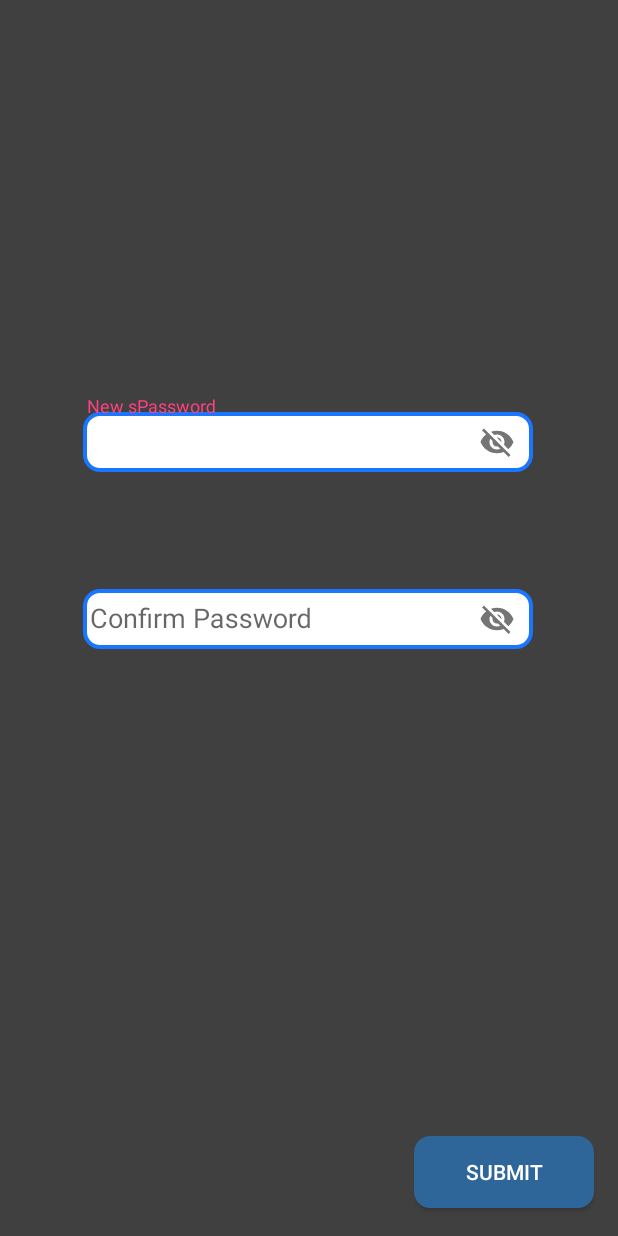
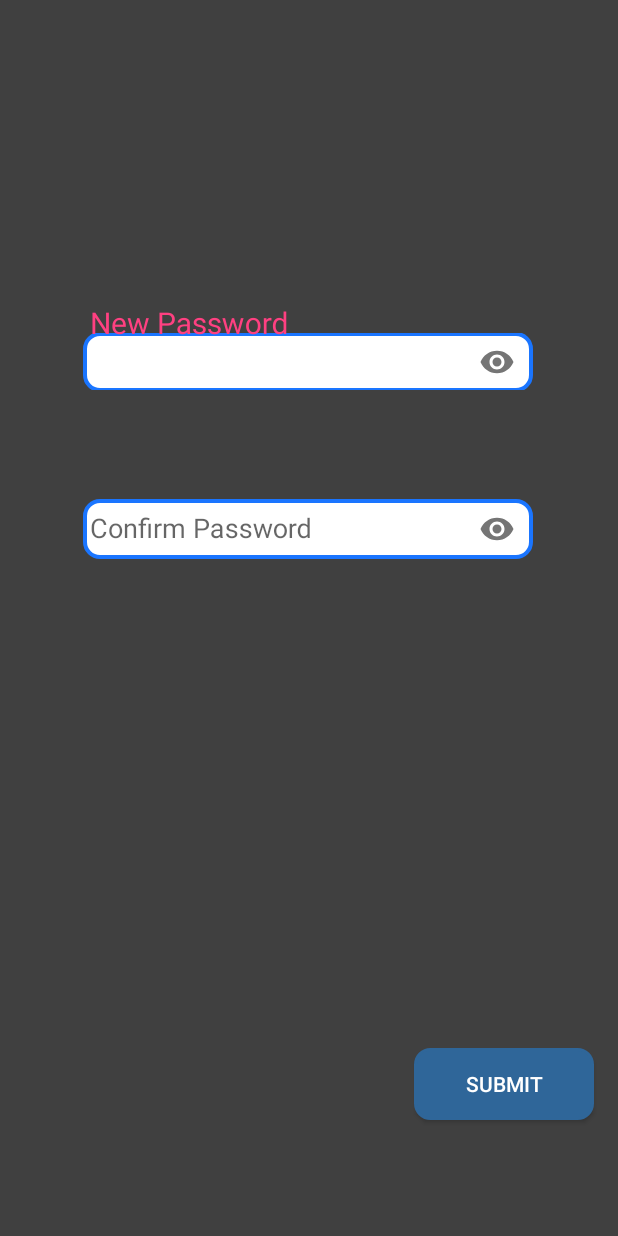
Before and after one commit to tsukune1106/DataSecure, an Android app: the layout fragment_register_password.xml on its own in the app's theme, with its tools: preview values and no code run, on a phone screen of 412 x 824 dp. Run offline under Robolectric (Android 15) with nearby library versions, the phone set to English and light mode, and no system bars.

```diff
--- a/app/src/main/java/com/example/tsukune/datasecure/Login_Fingerprint.java
+++ b/app/src/main/java/com/example/tsukune/datasecure/Login_Fingerprint.java
@@ -13,5 +13,7 @@ public class Login_Fingerprint extends Fragment {
     public View onCreateView(LayoutInflater inflater, @Nullable ViewGroup container, Bundle savedInstanceState) {
         View view = inflater.inflate(R.layout.fragment_login_fingerprint, container, false);
         return view;
+
+
     }
 }
--- a/app/src/main/java/com/example/tsukune/datasecure/Login_Password.java
+++ b/app/src/main/java/com/example/tsukune/datasecure/Login_Password.java
@@ -6,12 +6,15 @@ import android.support.annotation.Nullable;
 import android.view.LayoutInflater;
 import android.view.View;
 import android.view.ViewGroup;
+import android.widget.EditText;
 
 public class Login_Password extends Fragment {
+
     @Nullable
     @Override
     public View onCreateView(LayoutInflater inflater, @Nullable ViewGroup container, Bundle savedInstanceState) {
         View view = inflater.inflate(R.layout.fragment_login_password, container, false);
         return view;
+
     }
 }
--- a/app/src/main/res/drawable/rounded_edittext.xml
+++ b/app/src/main/res/drawable/rounded_edittext.xml
@@ -10,7 +10,6 @@
         android:topLeftRadius="10dp"
         android:topRightRadius="10dp"
         android:bottomLeftRadius="10dp"
-        android:bottomRightRadius="10dp"
-        />
+        android:bottomRightRadius="10dp" />
 
 </shape>
--- a/app/src/main/res/layout/fragment_register_password.xml
+++ b/app/src/main/res/layout/fragment_register_password.xml
@@ -6,16 +6,18 @@
     android:layout_width="match_parent"
     android:layout_height="match_parent"
     android:background="#404040"
+
     tools:context=".Login_Password">
 
 
     <android.support.design.widget.TextInputLayout
-        android:id="@+id/textInputLayout2"
+        android:id="@+id/inputLayout_NewPassword"
         android:layout_width="300dp"
         android:layout_height="56dp"
         android:layout_marginEnd="8dp"
         android:layout_marginStart="8dp"
-        android:layout_marginTop="264dp"
+        android:layout_marginTop="204dp"
+        app:hintTextAppearance="@style/hint_register_password"
         app:layout_constraintEnd_toEndOf="parent"
         app:layout_constraintHorizontal_bias="0.494"
         app:layout_constraintStart_toStartOf="parent"
@@ -23,15 +25,19 @@
         app:passwordToggleEnabled="true"
         tools:ignore="MissingConstraints">
 
-        <android.support.design.widget.TextInputEditText
+        <EditText
+            android:id="@+id/input_NewPassword"
             android:layout_width="match_parent"
             android:layout_height="40dp"
+            android:layout_weight="1"
             android:background="@drawable/rounded_edittext"
-            android:hint=" New sPassword" />
-
+            android:ems="10"
+            android:hint=" New Password"
+            android:inputType="textPassword" />
     </android.support.design.widget.TextInputLayout>
 
     <android.support.design.widget.TextInputLayout
+        android:id="@+id/inputLayout_ConfirmPassword"
         android:layout_width="300dp"
         android:layout_height="wrap_content"
         android:layout_marginBottom="8dp"
@@ -42,35 +48,37 @@
         app:layout_constraintEnd_toEndOf="parent"
         app:layout_constraintHorizontal_bias="0.494"
         app:layout_constraintStart_toStartOf="parent"
-        app:layout_constraintTop_toBottomOf="@+id/textInputLayout2"
-        app:layout_constraintVertical_bias="0.123"
+        app:layout_constraintTop_toBottomOf="@+id/inputLayout_NewPassword"
+        app:layout_constraintVertical_bias="0.108"
         app:passwordToggleEnabled="true"
         tools:ignore="MissingConstraints">
 
         <android.support.design.widget.TextInputEditText
+            android:id="@+id/input_ConfirmPassword"
             android:layout_width="match_parent"
             android:layout_height="40dp"
             android:background="@drawable/rounded_edittext"
-            android:hint=" Confirm Password" />
+            android:hint=" Confirm Password"
+            android:inputType="textPassword" />
 
     </android.support.design.widget.TextInputLayout>
 
     <Button
-        android:id="@+id/button"
+        android:id="@+id/btn_register_password"
         android:layout_width="120dp"
         android:layout_height="wrap_content"
         android:layout_marginBottom="8dp"
         android:layout_marginEnd="8dp"
         android:layout_marginStart="8dp"
         android:layout_marginTop="8dp"
+        android:background="@drawable/rounded_button"
         android:text="Submit"
-        android:background="@drawable/rounded_button"
         android:textColor="@color/White"
         app:layout_constraintBottom_toBottomOf="parent"
         app:layout_constraintEnd_toEndOf="parent"
         app:layout_constraintHorizontal_bias="0.97"
         app:layout_constraintStart_toStartOf="parent"
         app:layout_constraintTop_toTopOf="parent"
-        app:layout_constraintVertical_bias="0.986" />
+        app:layout_constraintVertical_bias="0.909" />
 
 </android.support.constraint.ConstraintLayout>
--- a/app/src/main/res/menu/menu_login_options.xml
+++ b/app/src/main/res/menu/menu_register_options.xml
@@ -1,7 +1,7 @@
 <menu xmlns:android="http://schemas.android.com/apk/res/android"
     xmlns:app="http://schemas.android.com/apk/res-auto"
     xmlns:tools="http://schemas.android.com/tools"
-    tools:context="com.example.tsukune.datasecure.login_options">
+    tools:context="com.example.tsukune.datasecure.Register_Options">
     <item
         android:id="@+id/action_settings"
         android:orderInCategory="100"
--- a/app/src/main/res/values/strings.xml
+++ b/app/src/main/res/values/strings.xml
@@ -3,6 +3,7 @@
     <string name="title_activity_login">Login</string>
     <string name="action_settings">Settings</string>
     <string name="section_format">Hello World from section: %1$d</string>
+    <string name="hint_register_password"><font size = "30"> New Password</font></string>
 
     <!-- TODO: Remove or change this placeholder text -->
     <string name="hello_blank_fragment">Hello blank fragment</string>
@@ -11,4 +12,5 @@
     <string name="tab_text_1">Tab 1</string>
     <string name="tab_text_2">Tab 2</string>
     <string name="tab_text_3">Tab 3</string>
+    <string name="title_activity_register_options">register_options</string>
 </resources>
--- a/app/src/main/res/values/styles.xml
+++ b/app/src/main/res/values/styles.xml
@@ -17,4 +17,8 @@
 
     <style name="AppTheme.PopupOverlay" parent="ThemeOverlay.AppCompat.Light" />
 
+    <style name="hint_register_password" parent="TextAppearance.Design.Hint">
+        <item name="android:textSize">20sp</item>
+    </style>
+
 </resources>
--- /dev/null
+++ b/settings.gradle
@@ -0,0 +1 @@
+include ':app'
```
Also changed, not shown: app/src/main/AndroidManifest.xml (+9 -6 lines), app/src/main/java/com/example/tsukune/datasecure/Login_Options.java (renamed from app/src/main/java/com/example/tsukune/datasecure/login_options.java, +2 -45 lines), app/src/main/java/com/example/tsukune/datasecure/MainActivity.java (+6 -6 lines), app/src/main/java/com/example/tsukune/datasecure/Register_Fingerprint.java (added, +19 -0 lines), app/src/main/java/com/example/tsukune/datasecure/Register_Options.java (added, +106 -0 lines), app/src/main/java/com/example/tsukune/datasecure/Register_Password.java (added, +50 -0 lines), app/src/main/res/layout/activity_register_options.xml (renamed from app/src/main/res/layout/activity_login_options.xml, +7 -8 lines), build.gradle (added, +27 -0 lines), gradle.properties (added, +13 -0 lines), gradle/wrapper/gradle-wrapper.properties (added), 4 other files.
